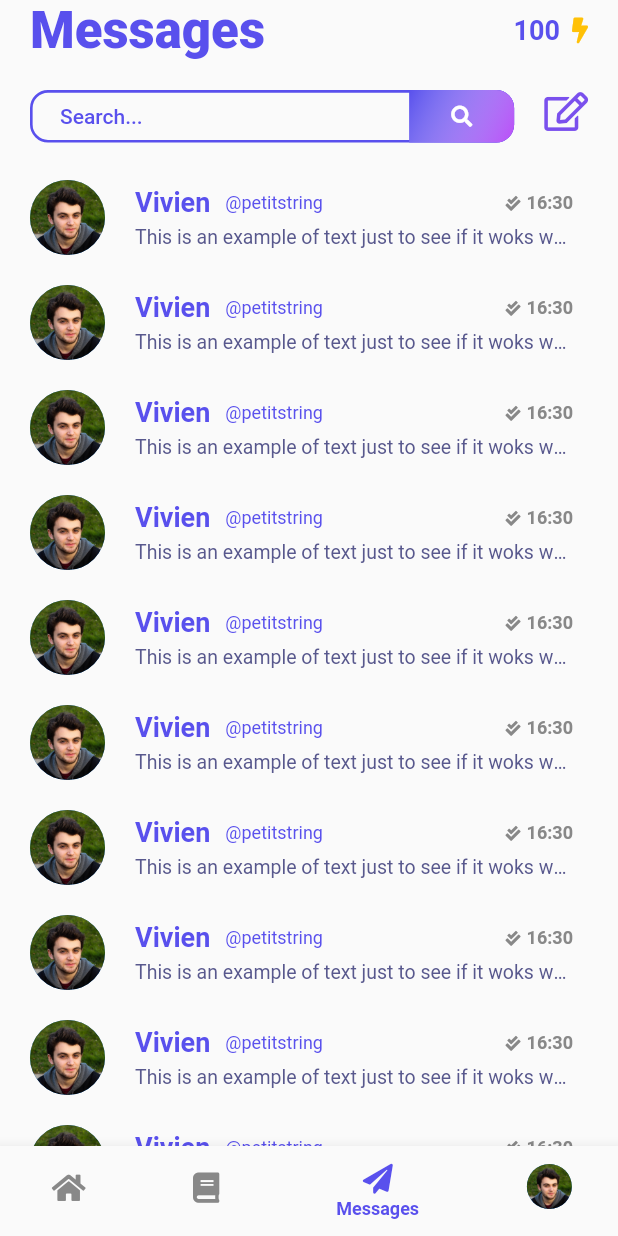
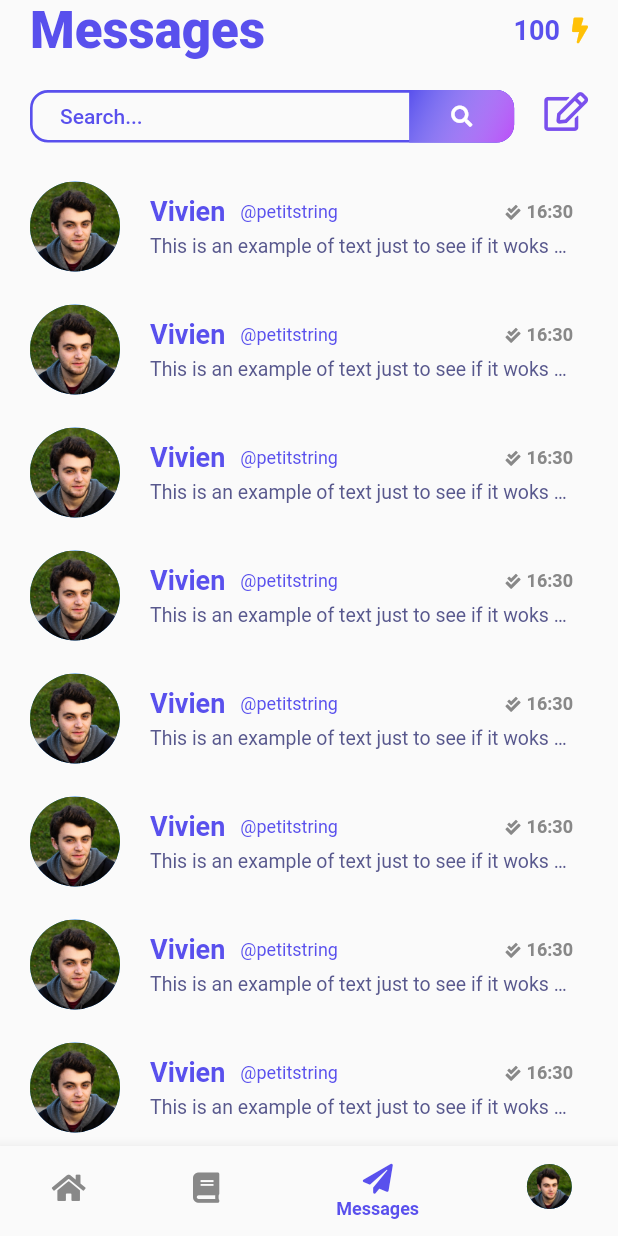
Before and after one commit to vilecler/kouizapp, a Flutter app: the MainPage screen opened by its route, item 3 of the bottom bar chosen, on a phone screen of 412 x 824 dp. Run offline on Flutter 3.47's test engine with Material 2 defaults, Android fonts, the phone set to English and light mode, and no system bars; our stand-ins replace font_awesome_flutter.

Commit message:
Fixing messages presentation size

```diff
--- a/lib/pages/patterns/main/quizpage.dart
+++ b/lib/pages/patterns/main/quizpage.dart
@@ -93,7 +93,7 @@ class _QuizPageState extends State<QuizPage> with SingleTickerProviderStateMixin
                           mainAxisAlignment: MainAxisAlignment.spaceBetween,
                           children: [
                             Text('85 categories.', style: const TextStyle(color: CustomColors.grey, fontFamily: 'Roboto', fontSize: 12.0, fontWeight: FontWeight.w400, decoration: TextDecoration.none),),
-                            Text('Sort by...', style: const TextStyle(color: CustomColors.mainPurple, fontFamily: 'Roboto', fontSize: 12.0, fontWeight: FontWeight.w400, decoration: TextDecoration.none),)
+                            Text('Sort by', style: const TextStyle(color: CustomColors.mainPurple, fontFamily: 'Roboto', fontSize: 12.0, fontWeight: FontWeight.w400, decoration: TextDecoration.none),)
                           ],
                         ),
                       ),
--- a/lib/widgets/presentation/message/messagepresentationwidget.dart
+++ b/lib/widgets/presentation/message/messagepresentationwidget.dart
@@ -8,7 +8,7 @@ class MessagePresentationWidget extends StatelessWidget  {
   @override
   Widget build(BuildContext context) {
     return Container(
-      margin: const EdgeInsets.only(left: 20.0, right: 30.0, top: 5.0, bottom: 5.0),
+      margin: const EdgeInsets.only(left: 20.0, right: 30.0, top: 6.0, bottom: 6.0),
       child: Row(
         children: [
           Column(
@@ -17,7 +17,7 @@ class MessagePresentationWidget extends StatelessWidget  {
                 padding: const EdgeInsets.symmetric(vertical: 5.0),
                 child: CircleAvatar(
                   backgroundImage: Image.asset('assets/images/profile_picture.png').image,
-                  radius: 25,
+                  radius: 30,
                 ),
               )
             ],
```
